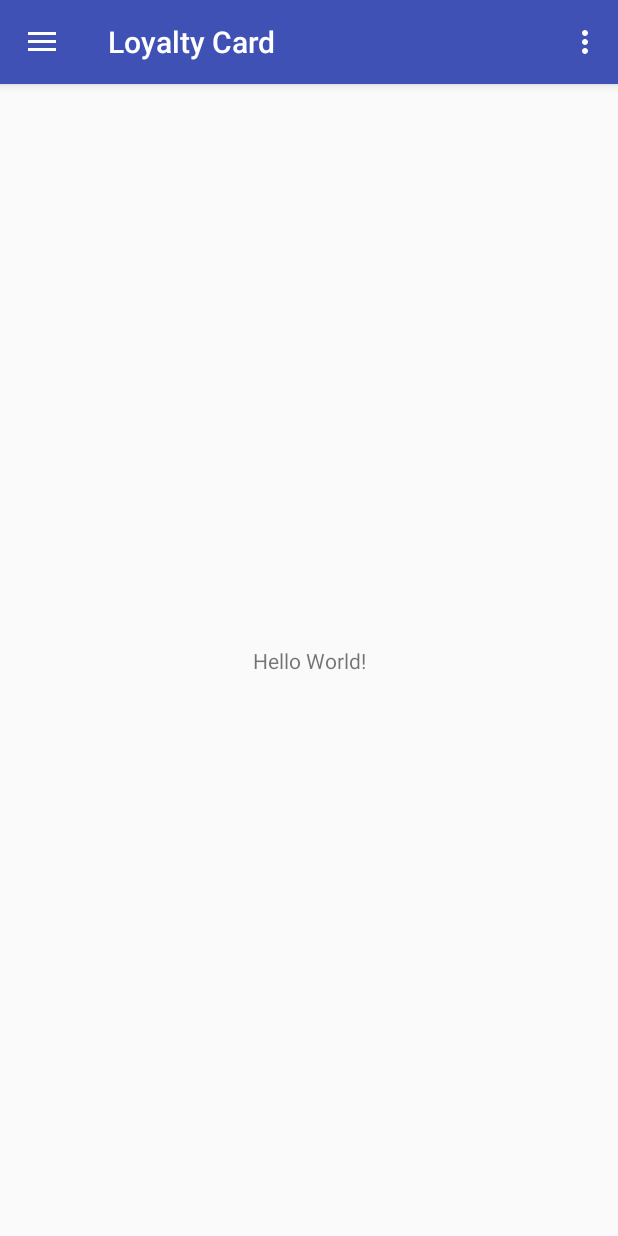
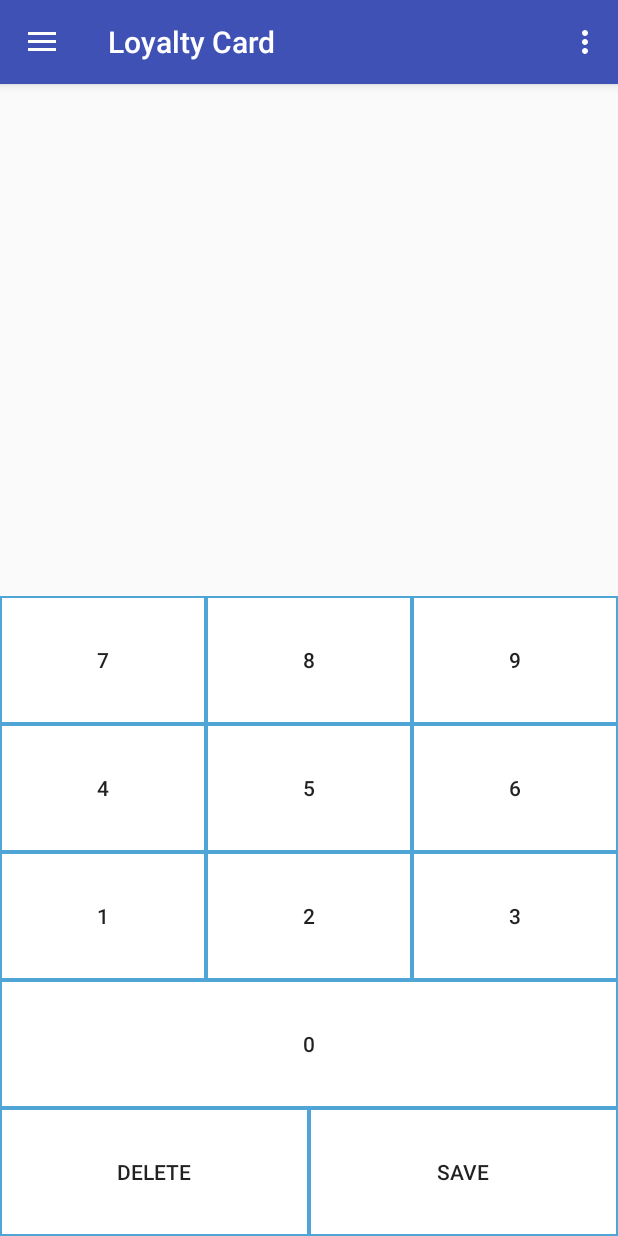
Before and after one commit to allambin/loyaltycard, an Android app: the screen it shows after launch (MainActivity), on a phone screen of 412 x 824 dp. Run offline under Robolectric (Android 15) with nearby library versions, the phone set to English and light mode, and no system bars.

Commit message:
prepare the touchpad layout

```diff
--- /dev/null
+++ b/app/src/main/res/drawable/borders.xml
@@ -0,0 +1,7 @@
+<shape xmlns:android="http://schemas.android.com/apk/res/android"
+    android:shape="rectangle">
+    <solid android:color="#ffffff" />
+    <stroke
+        android:width="1dip"
+        android:color="#4fa5d5" />
+</shape>
--- a/app/src/main/res/layout/content_main.xml
+++ b/app/src/main/res/layout/content_main.xml
@@ -1,20 +1,115 @@
 <?xml version="1.0" encoding="utf-8"?>
-<android.support.constraint.ConstraintLayout xmlns:android="http://schemas.android.com/apk/res/android"
+<LinearLayout xmlns:android="http://schemas.android.com/apk/res/android"
     xmlns:app="http://schemas.android.com/apk/res-auto"
     xmlns:tools="http://schemas.android.com/tools"
     android:layout_width="match_parent"
     android:layout_height="match_parent"
+    android:orientation="vertical"
     app:layout_behavior="@string/appbar_scrolling_view_behavior"
     tools:context="com.inextends.loyaltycard.MainActivity"
     tools:showIn="@layout/app_bar_main">
 
     <TextView
-        android:layout_width="wrap_content"
-        android:layout_height="wrap_content"
-        android:text="Hello World!"
-        app:layout_constraintBottom_toBottomOf="parent"
-        app:layout_constraintLeft_toLeftOf="parent"
-        app:layout_constraintRight_toRightOf="parent"
-        app:layout_constraintTop_toTopOf="parent" />
+        android:id="@+id/text_result"
+        android:layout_width="match_parent"
+        android:layout_height="0dp"
+        android:layout_weight="4"
+        android:gravity="center" />
 
-</android.support.constraint.ConstraintLayout>
+    <LinearLayout
+        android:layout_width="match_parent"
+        android:layout_height="0dp"
+        android:layout_weight="1"
+        android:orientation="horizontal">
+
+        <Button
+            android:id="@+id/button_number_7"
+            style="@style/TouchpadStyle"
+            android:text="7" />
+
+        <Button
+            android:id="@+id/button_number_8"
+            style="@style/TouchpadStyle"
+            android:text="8" />
+
+        <Button
+            android:id="@+id/button_number_9"
+            style="@style/TouchpadStyle"
+            android:text="9" />
+    </LinearLayout>
+
+    <LinearLayout
+        android:layout_width="match_parent"
+        android:layout_height="0dp"
+        android:layout_weight="1"
+        android:orientation="horizontal">
+
+        <Button
+            android:id="@+id/button_number_4"
+            style="@style/TouchpadStyle"
+            android:text="4" />
+
+        <Button
+            android:id="@+id/button_number_5"
+            style="@style/TouchpadStyle"
+            android:text="5" />
+
+        <Button
+            android:id="@+id/button_number_6"
+            style="@style/TouchpadStyle"
+            android:text="6" />
+
+    </LinearLayout>
+
+    <LinearLayout
+        android:layout_width="match_parent"
+        android:layout_height="0dp"
+        android:layout_weight="1"
+        android:orientation="horizontal">
+
+        <Button
+            android:id="@+id/button_number_1"
+            style="@style/TouchpadStyle"
+            android:text="1" />
+
+        <Button
+            android:id="@+id/button_number_2"
+            style="@style/TouchpadStyle"
+            android:text="2" />
+
+        <Button
+            android:id="@+id/button_number_3"
+            style="@style/TouchpadStyle"
+            android:text="3" />
+    </LinearLayout>
+
+    <LinearLayout
+        android:layout_width="match_parent"
+        android:layout_height="0dp"
+        android:layout_weight="1"
+        android:orientation="horizontal">
+
+        <Button
+            android:id="@+id/button_number_0"
+            style="@style/TouchpadStyle"
+            android:text="0" />
+
+    </LinearLayout>
+
+    <LinearLayout
+        android:layout_width="match_parent"
+        android:layout_height="0dp"
+        android:layout_weight="1"
+        android:orientation="horizontal">
+
+        <Button
+            android:id="@+id/button_delete"
+            style="@style/TouchpadStyle"
+            android:text="@string/delete" />
+
+        <Button
+            android:id="@+id/button_save"
+            style="@style/TouchpadStyle"
+            android:text="@string/save" />
+    </LinearLayout>
+</LinearLayout>
--- a/app/src/main/res/values/strings.xml
+++ b/app/src/main/res/values/strings.xml
@@ -5,4 +5,7 @@
     <string name="navigation_drawer_close">Close navigation drawer</string>
 
     <string name="action_settings">Settings</string>
+
+    <string name="save">Save</string>
+    <string name="delete">Delete</string>
 </resources>
--- a/app/src/main/res/values/styles.xml
+++ b/app/src/main/res/values/styles.xml
@@ -17,4 +17,13 @@
 
     <style name="AppTheme.PopupOverlay" parent="ThemeOverlay.AppCompat.Light" />
 
+    <style name="TouchpadStyle">
+        <item name="android:gravity">center</item>
+        <item name="android:layout_height">match_parent</item>
+        <item name="android:layout_width">wrap_content</item>
+        <item name="android:layout_weight">1</item>
+        <item name="android:background">@drawable/borders</item>
+        <item name="android:foreground">?attr/selectableItemBackground</item>
+    </style>
+
 </resources>
```
